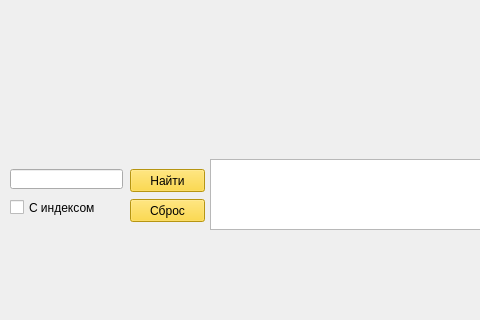
Qt form main2.ui (kernsoup/smoll) before a commit; both pictures show x 0 to 480 and y 310 to 630 of the 599 by 630 pixel window.
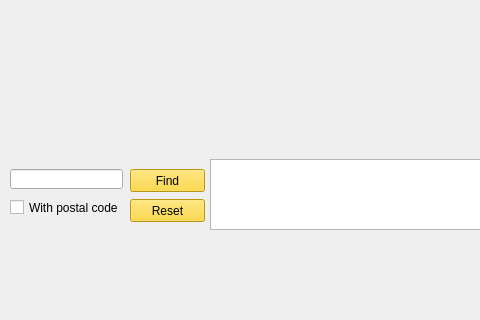
The same form after that commit.

The edit to the form file:
```diff
--- a/main2.ui
+++ b/main2.ui
@@ -45,7 +45,7 @@
      <string notr="true">background-color: rgb(255, 209, 25);</string>
     </property>
     <property name="text">
-     <string>Найти</string>
+     <string>Find</string>
     </property>
    </widget>
    <widget class="QPushButton" name="emit">
@@ -66,7 +66,7 @@
      <string notr="true">background-color: rgb(255, 209, 25);</string>
     </property>
     <property name="text">
-     <string>Сброс</string>
+     <string>Reset</string>
     </property>
    </widget>
    <widget class="QLineEdit" name="line">
@@ -107,7 +107,7 @@
      </font>
     </property>
     <property name="text">
-     <string>С индексом</string>
+     <string>With postal code</string>
     </property>
    </widget>
   </widget>
```
